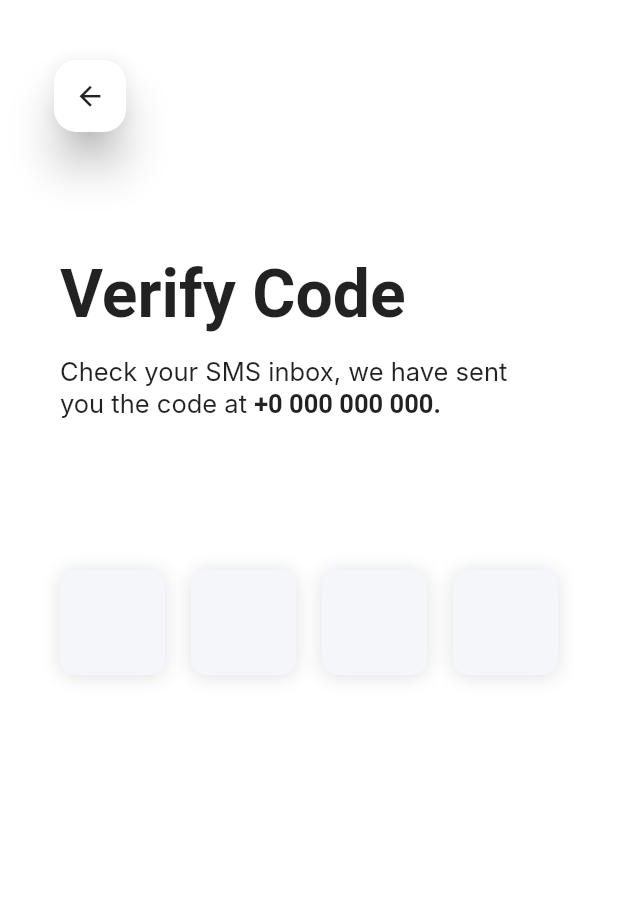
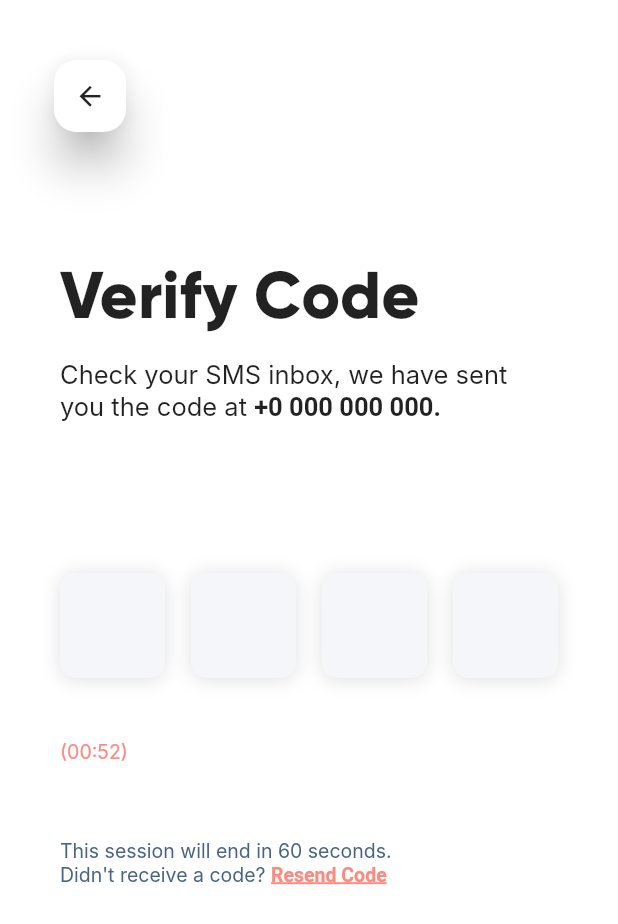
Before and after one commit to JakubWolak/dividely, a Flutter app: the screen it shows after launch, on a phone screen of 412 x 824 dp. Shown: the top 924 px of the screen. Run offline on Flutter 3.47's test engine with Material 2 defaults, Android fonts, the phone set to English and light mode, and no system bars; drawn by our look-alikes of pin_code_fields; our stand-ins replace bloc, flutter_bloc, modal_bottom_sheet; generated files the repository leaves out were written again; Roboto replaces fonts that are missing (GiloryBold, Inter).

Commit message:
verify code screen

```diff
--- a/lib/auth/register/view/phone_confirmation_code.dart
+++ b/lib/auth/register/view/phone_confirmation_code.dart
@@ -1,5 +1,3 @@
-import 'dart:ui';
-
 import 'package:dividely/common_widgets/buttons/back_button.dart';
 import 'package:flutter/material.dart';
 import 'package:pin_code_fields/pin_code_fields.dart';
@@ -21,26 +19,25 @@ class PhoneConfirmationCode extends StatelessWidget {
       body: Container(
         width: double.infinity,
         height: MediaQuery.of(context).size.height,
-        padding: const EdgeInsets.only(
-          top: 170,
-          left: 40,
-          right: 40,
-          bottom: 40,
-        ),
         color: Colors.white,
-        child: Column(
-          crossAxisAlignment: CrossAxisAlignment.start,
+        child: ListView(
+          padding: const EdgeInsets.only(
+            top: 170,
+            left: 40,
+            right: 40,
+            bottom: 40,
+          ),
+          shrinkWrap: true,
           children: [
-            Text(
+            const Text(
               'Verify Code',
               style: TextStyle(
-                fontFamily: 'GiloryBold',
-                fontWeight: FontWeight.bold,
+                fontFamily: 'GilroyBold',
                 fontSize: 44,
                 color: Colors.black87,
               ),
             ),
-            SizedBox(
+            const SizedBox(
               height: 16,
             ),
             RichText(
@@ -73,11 +70,6 @@ class PhoneConfirmationCode extends StatelessWidget {
                   fontWeight: FontWeight.bold,
                 ),
                 length: 4,
-                // obscureText: true,
-                // obscuringCharacter: '*',
-                // obscuringWidget: const FlutterLogo(
-                //   size: 24,
-                // ),
                 blinkWhenObscuring: true,
                 animationType: AnimationType.fade,
                 validator: (v) {
@@ -102,7 +94,7 @@ class PhoneConfirmationCode extends StatelessWidget {
                 cursorColor: Colors.black,
                 animationDuration: const Duration(milliseconds: 300),
                 enableActiveFill: true,
-                textStyle: TextStyle(
+                textStyle: const TextStyle(
                   fontSize: 40,
                   fontFamily: 'Abel',
                   color: Colors.white,
@@ -137,6 +129,46 @@ class PhoneConfirmationCode extends StatelessWidget {
                 },
               ),
             ),
+            const SizedBox(
+              height: 25,
+            ),
+            const Text(
+              '(00:52)',
+              style: TextStyle(
+                fontFamily: 'Inter',
+                fontSize: 13,
+                color: Color.fromRGBO(255, 137, 126, 1),
+              ),
+            ),
+            const SizedBox(
+              height: 50,
+            ),
+            RichText(
+              text: const TextSpan(
+                style: TextStyle(
+                  fontFamily: 'Inter',
+                  fontSize: 13,
+                  color: Color.fromRGBO(72, 100, 132, 1),
+                ),
+                children: [
+                  TextSpan(
+                    text:
+                        "This session will end in 60 seconds.\nDidn't receive a code? ",
+                  ),
+                  TextSpan(
+                    text: 'Resend Code',
+                    style: TextStyle(
+                      fontWeight: FontWeight.bold,
+                      color: Color.fromRGBO(255, 137, 126, 1),
+                      decoration: TextDecoration.underline,
+                      decorationColor: Color.fromRGBO(255, 137, 126, 1),
+                      decorationThickness: 2,
+                      decorationStyle: TextDecorationStyle.solid,
+                    ),
+                  ),
+                ],
+              ),
+            ),
           ],
         ),
       ),
```
